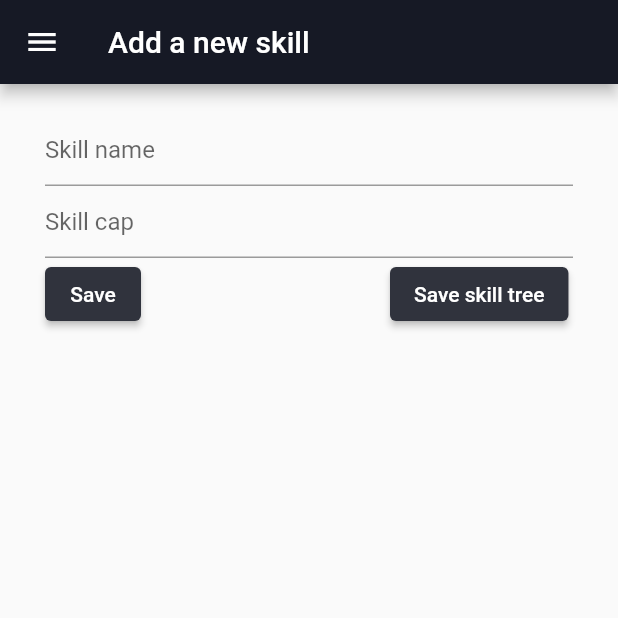
After one commit to HelloWorld183L/Skill-Tree, a Flutter app: the AddSkillRoute screen opened directly, on a phone screen of 412 x 824 dp, the top half of it. The commit adds this screen. Run offline on Flutter 3.47's test engine with Material 2 defaults, Android fonts, the phone set to English and light mode, and no system bars.

Commit message:
Renamed route + created UI
Created UI and removed the useless skill tree route.

```diff
--- /dev/null
+++ b/lib/routes/addSkillRoute.dart
@@ -0,0 +1,52 @@
+import 'package:flutter/material.dart';
+import 'package:skill_tree/routes/skillTreeRoute.dart';
+import 'general.dart';
+
+class AddSkillRoute extends StatefulWidget {
+  @override
+  _AddSkillRouteState createState() => _AddSkillRouteState();
+}
+
+class _AddSkillRouteState extends State<AddSkillRoute> {
+  final _formKey = GlobalKey<FormState>();
+
+  @override
+  Widget build(BuildContext context) {
+    return Scaffold(
+        appBar: AppBar(
+          title: const Text('Add a new skill'),
+        ),
+        body: _displayInputs(context),
+        drawer: createDrawer(context));
+  }
+
+  Widget _displayInputs(context) {
+    return Padding(
+        padding: EdgeInsets.fromLTRB(30.0, 20.0, 30.0, 10.0),
+        child: Form(
+            key: _formKey,
+            child: Column(
+              crossAxisAlignment: CrossAxisAlignment.center,
+              children: [
+                createTextField('Skill name'),
+                createTextField('Skill cap'),
+                Row(children: [
+                  createBtn('Save', _addSkill),
+                  Padding(
+                      padding: const EdgeInsets.fromLTRB(166, 0, 0, 0),
+                      child: createBtn(
+                          'Save skill tree',
+                          () => () {
+                                Navigator.push(
+                                    context,
+                                    MaterialPageRoute(
+                                        builder: (context) =>
+                                            SkillTreeRoute()));
+                              })),
+                ]),
+              ],
+            )));
+  }
+
+  void _addSkill() {}
+}
--- a/lib/routes/skillsRoute.dart
+++ b/lib/routes/skillsRoute.dart
@@ -1,6 +1,6 @@
 import 'package:flutter/material.dart';
 import 'package:skill_tree/routes/general.dart';
-import 'addSkillTreeRoute.dart';
+import 'addSkillRoute.dart';
 
 class SkillsRoute extends StatefulWidget {
   @override
@@ -69,7 +69,7 @@ class _SkillsRouteState extends State<SkillsRoute> {
   }
 
   void _addSkill() {
-    Navigator.push(context,
-        MaterialPageRoute(builder: (buildContext) => AddSkillTreeRoute()));
+    Navigator.push(
+        context, MaterialPageRoute(builder: (buildContext) => AddSkillRoute()));
   }
 }
```
Also changed, not shown: lib/routes/addSkillTreeRoute.dart (deleted, +0 -13 lines).
